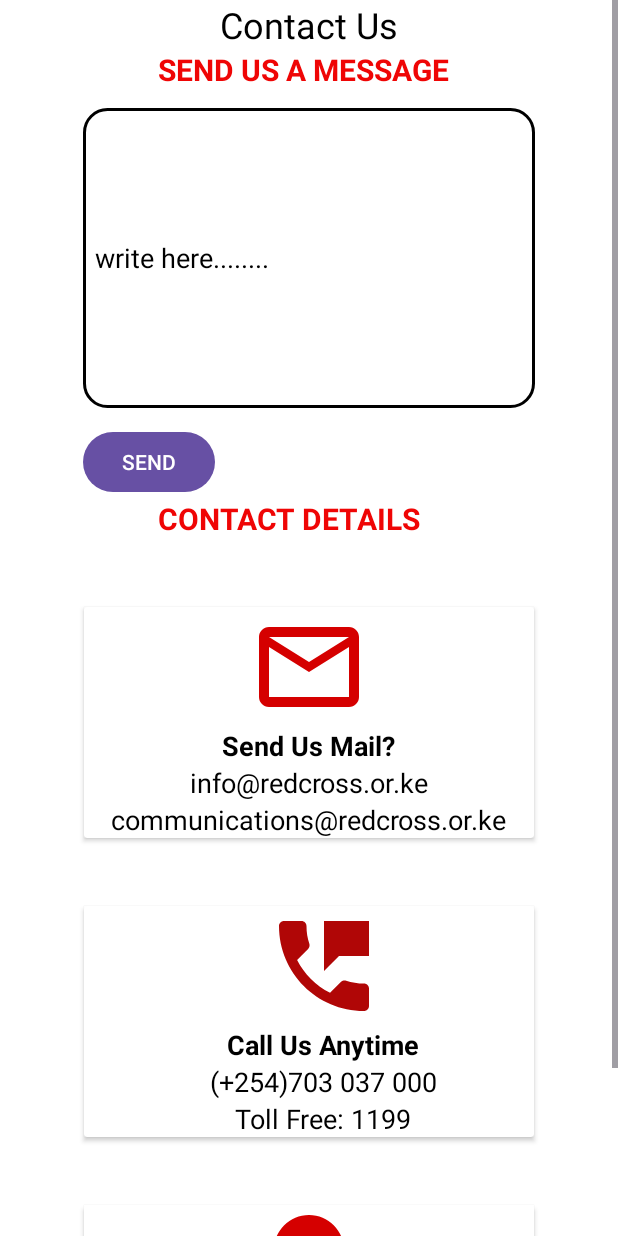
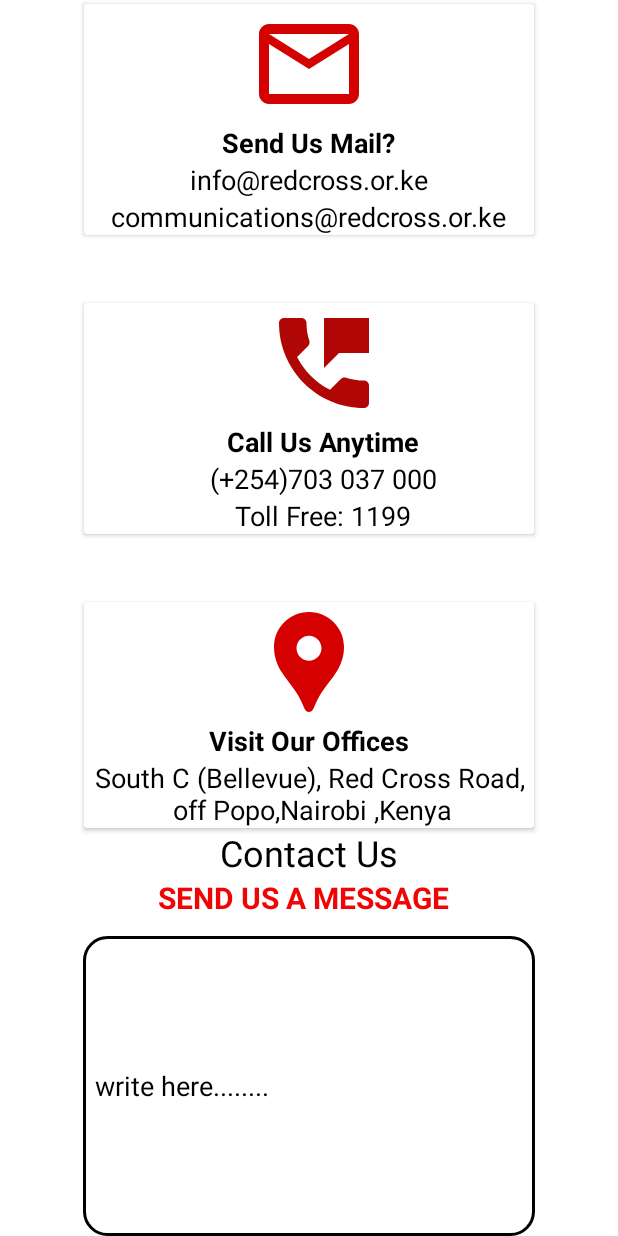
Before and after one commit to kiptoo-4141/KRCS-1, an Android app: the ContactUsActivity screen opened directly, with no data from a screen before it, on a phone screen of 412 x 824 dp. Run offline under Robolectric (Android 15) with nearby library versions, the phone set to English and light mode, and no system bars; our stand-ins replace Firebase (no records; nobody signed in at launch, a user with empty details on screens opened directly).

Commit message:
commit-1

```diff
--- a/app/src/main/AndroidManifest.xml
+++ b/app/src/main/AndroidManifest.xml
@@ -16,6 +16,12 @@
         android:supportsRtl="true"
         android:theme="@style/Theme.KenyaRedCross"
         tools:targetApi="31">
+        <activity
+            android:name=".activity.RequestedItemsActivity"
+            android:exported="false" />
+        <activity
+            android:name=".activity.ViewFeedbacksActivity"
+            android:exported="false" />
         <activity
             android:name=".activity.RequestItemsActivity"
             android:exported="false" />
--- a/app/src/main/java/com/kenyaredcross/activity/RequestItemsActivity.java
+++ b/app/src/main/java/com/kenyaredcross/activity/RequestItemsActivity.java
@@ -25,7 +25,7 @@ public class RequestItemsActivity extends AppCompatActivity {
     private RecyclerView recyclerView;
     private ItemAdapter adapter;
     private List<Item> itemList;
-    private String trainerEmail = "trainer@gmail.com"; // Get this dynamically from login session
+    private final String trainerEmail = "trainer@gmail.com"; // Get this dynamically from login session
 
     @Override
     protected void onCreate(Bundle savedInstanceState) {
--- a/app/src/main/java/com/kenyaredcross/adapters/ItemAdapter.java
+++ b/app/src/main/java/com/kenyaredcross/adapters/ItemAdapter.java
@@ -22,9 +22,9 @@ import com.kenyaredcross.domain_model.ItemRequest;
 import java.util.List;
 
 public class ItemAdapter extends RecyclerView.Adapter<ItemAdapter.ItemViewHolder> {
-    private Context context;
-    private List<Item> itemList;
-    private String trainerEmail;
+    private final Context context;
+    private final List<Item> itemList;
+    private final String trainerEmail;
 
     public ItemAdapter(Context context, List<Item> itemList, String trainerEmail) {
         this.context = context;
--- a/app/src/main/res/layout/activity_contact_us.xml
+++ b/app/src/main/res/layout/activity_contact_us.xml
@@ -12,131 +12,6 @@
         android:orientation="vertical"
         android:background="@color/white">
 
-        <TextView
-            android:layout_width="match_parent"
-            android:layout_height="wrap_content"
-            android:background="@drawable/background2"
-            android:text="@string/contact_us22"
-            android:textSize="24sp"
-            android:textColor="@color/black"
-            android:textAlignment="center"
-            android:paddingEnd="25dp"
-            android:paddingStart="25dp"
-            android:layout_marginEnd="25dp"
-            android:layout_marginStart="25dp"/>
-
-        <TextView
-            android:layout_width="match_parent"
-            android:layout_height="wrap_content"
-            android:text="SEND US A MESSAGE"
-            android:layout_marginLeft="105dp"
-            android:textSize="20sp"
-            android:textStyle="bold"
-            android:textColor="@color/red2"/>
-        <TextView
-            android:layout_width="match_parent"
-            android:layout_height="wrap_content"
-            android:text="Full Name"
-            android:textStyle="normal"
-            android:textColor="@color/black"
-            android:layout_marginLeft="55dp"
-            android:textSize="18sp"
-            android:visibility="gone"/>
-        <EditText
-            android:layout_width="match_parent"
-            android:layout_height="48dp"
-            android:id="@+id/contactFullName"
-            android:inputType="textPersonName"
-            android:layout_marginLeft="55dp"
-            android:layout_marginRight="55dp"
-            android:layout_marginTop="12dp"
-            android:textSize="18sp"
-            android:hint="Full Name"
-            android:padding="8dp"
-            android:textColor="@color/black"
-            android:textAppearance="@color/black"
-            android:background="@drawable/edittext_bg2"
-            android:visibility="gone"/>
-
-        <TextView
-            android:layout_width="match_parent"
-            android:layout_height="wrap_content"
-            android:text="Phone Number"
-            android:textStyle="normal"
-            android:textColor="@color/black"
-            android:layout_marginLeft="55dp"
-            android:textSize="18sp"
-            android:visibility="gone"/>
-        <EditText
-            android:layout_width="match_parent"
-            android:layout_height="48dp"
-            android:id="@+id/contactPhoneNumber"
-            android:inputType="phone"
-            android:hint="0795310625"
-            android:layout_marginLeft="55dp"
-            android:layout_marginRight="55dp"
-            android:layout_marginTop="12dp"
-            android:textSize="18sp"
-            android:padding="8dp"
-            android:textColor="@color/black"
-            android:textAppearance="@color/black"
-            android:background="@drawable/edittext_bg2"
-            android:visibility="gone"/>
-        <TextView
-            android:layout_width="match_parent"
-            android:layout_height="wrap_content"
-            android:text="Email Address"
-            android:textStyle="normal"
-            android:textColor="@color/black"
-            android:layout_marginLeft="55dp"
-            android:textSize="18sp"
-            android:visibility="gone"/>
-        <EditText
-            android:layout_width="match_parent"
-            android:layout_height="48dp"
-            android:id="@+id/contactEmail"
-            android:inputType="textEmailAddress"
-            android:layout_marginLeft="55dp"
-            android:hint="kiptoo@gmail.com"
-            android:layout_marginTop="12dp"
-            android:layout_marginRight="55dp"
-            android:textSize="18sp"
-            android:padding="8dp"
-            android:textColor="@color/black"
-            android:textAppearance="@color/black"
-            android:background="@drawable/edittext_bg2"
-            android:visibility="gone"/>
-        <TextView
-            android:layout_width="match_parent"
-            android:layout_height="wrap_content"
-            android:text="Message"
-            android:textStyle="normal"
-            android:textColor="@color/black"
-            android:layout_marginLeft="55dp"
-            android:textSize="18sp"
-            android:visibility="gone"/>
-        <EditText
-            android:layout_width="match_parent"
-            android:layout_height="200dp"
-            android:id="@+id/contactMessage"
-            android:inputType="text"
-            android:hint="write here........"
-            android:textColorHint="@color/black"
-            android:layout_marginLeft="55dp"
-            android:layout_marginTop="12dp"
-            android:layout_marginRight="55dp"
-            android:textSize="18sp"
-            android:padding="8dp"
-            android:textColor="@color/black"
-            android:textAppearance="@color/black"
-            android:background="@drawable/edittext_bg2"/>
-        <Button
-            android:layout_width="wrap_content"
-            android:layout_height="wrap_content"
-            android:text="SEND"
-            android:layout_marginLeft="55dp"
-            android:layout_marginTop="12dp"
-            android:id="@+id/contactSendMessage"/>
         <TextView
             android:layout_width="match_parent"
             android:layout_height="wrap_content"
@@ -281,6 +156,135 @@
             </LinearLayout>
         </androidx.cardview.widget.CardView>
 
+        <TextView
+            android:layout_width="match_parent"
+            android:layout_height="wrap_content"
+            android:background="@drawable/background2"
+            android:text="@string/contact_us22"
+            android:textSize="24sp"
+            android:textColor="@color/black"
+            android:textAlignment="center"
+            android:paddingEnd="25dp"
+            android:paddingStart="25dp"
+            android:layout_marginEnd="25dp"
+            android:layout_marginStart="25dp"/>
+
+        <TextView
+            android:layout_width="match_parent"
+            android:layout_height="wrap_content"
+            android:text="SEND US A MESSAGE"
+            android:layout_marginLeft="105dp"
+            android:textSize="20sp"
+            android:textStyle="bold"
+            android:textColor="@color/red2"/>
+        <TextView
+            android:layout_width="match_parent"
+            android:layout_height="wrap_content"
+            android:text="Full Name"
+            android:textStyle="normal"
+            android:textColor="@color/black"
+            android:layout_marginLeft="55dp"
+            android:textSize="18sp"
+            android:visibility="gone"/>
+        <EditText
+            android:layout_width="match_parent"
+            android:layout_height="48dp"
+            android:id="@+id/contactFullName"
+            android:inputType="textPersonName"
+            android:layout_marginLeft="55dp"
+            android:layout_marginRight="55dp"
+            android:layout_marginTop="12dp"
+            android:textSize="18sp"
+            android:hint="Full Name"
+            android:padding="8dp"
+            android:textColor="@color/black"
+            android:textAppearance="@color/black"
+            android:background="@drawable/edittext_bg2"
+            android:visibility="gone"/>
+
+        <TextView
+            android:layout_width="match_parent"
+            android:layout_height="wrap_content"
+            android:text="Phone Number"
+            android:textStyle="normal"
+            android:textColor="@color/black"
+            android:layout_marginLeft="55dp"
+            android:textSize="18sp"
+            android:visibility="gone"/>
+        <EditText
+            android:layout_width="match_parent"
+            android:layout_height="48dp"
+            android:id="@+id/contactPhoneNumber"
+            android:inputType="phone"
+            android:hint="0795310625"
+            android:layout_marginLeft="55dp"
+            android:layout_marginRight="55dp"
+            android:layout_marginTop="12dp"
+            android:textSize="18sp"
+            android:padding="8dp"
+            android:textColor="@color/black"
+            android:textAppearance="@color/black"
+            android:background="@drawable/edittext_bg2"
+            android:visibility="gone"/>
+        <TextView
+            android:layout_width="match_parent"
+            android:layout_height="wrap_content"
+            android:text="Email Address"
+            android:textStyle="normal"
+            android:textColor="@color/black"
+            android:layout_marginLeft="55dp"
+            android:textSize="18sp"
+            android:visibility="gone"/>
+        <EditText
+            android:layout_width="match_parent"
+            android:layout_height="48dp"
+            android:id="@+id/contactEmail"
+            android:inputType="textEmailAddress"
+            android:layout_marginLeft="55dp"
+            android:hint="kiptoo@gmail.com"
+            android:layout_marginTop="12dp"
+            android:layout_marginRight="55dp"
+            android:textSize="18sp"
+            android:padding="8dp"
+            android:textColor="@color/black"
+            android:textAppearance="@color/black"
+            android:background="@drawable/edittext_bg2"
+            android:visibility="gone"/>
+        <TextView
+            android:layout_width="match_parent"
+            android:layout_height="wrap_content"
+            android:text="Message"
+            android:textStyle="normal"
+            android:textColor="@color/black"
+            android:layout_marginLeft="55dp"
+            android:textSize="18sp"
+            android:visibility="gone"/>
+        <EditText
+            android:layout_width="match_parent"
+            android:layout_height="200dp"
+            android:id="@+id/contactMessage"
+            android:inputType="text"
+            android:hint="write here........"
+            android:textColorHint="@color/black"
+            android:layout_marginLeft="55dp"
+            android:layout_marginTop="12dp"
+            android:layout_marginRight="55dp"
+            android:textSize="18sp"
+            android:padding="8dp"
+            android:textColor="@color/black"
+            android:textAppearance="@color/black"
+            android:background="@drawable/edittext_bg2"/>
+        <Button
+            android:layout_width="wrap_content"
+            android:layout_height="wrap_content"
+            android:text="SEND"
+            android:layout_marginLeft="55dp"
+            android:layout_marginTop="12dp"
+            android:id="@+id/contactSendMessage"/>
+
+
+
+
     </LinearLayout>
 
 </ScrollView>
```
Also changed, not shown: app/src/main/java/com/kenyaredcross/activity/FeedbackActivity.java (+105 -23 lines), app/src/main/java/com/kenyaredcross/activity/OrganizationInventoryActivity.java (+11 -1 lines), app/src/main/java/com/kenyaredcross/activity/RequestedItemsActivity.java (added, +81 -0 lines), app/src/main/java/com/kenyaredcross/activity/ViewFeedbacksActivity.java (added, +26 -0 lines), app/src/main/java/com/kenyaredcross/adapters/RequestedItemsAdapter.java (added, +79 -0 lines), app/src/main/java/com/kenyaredcross/domain_model/RequestedItem.java (added, +49 -0 lines), app/src/main/res/layout/activity_feedback.xml (+15 -9 lines), app/src/main/res/layout/activity_organization_inventory.xml (+14 -0 lines), app/src/main/res/layout/activity_requested_items.xml (added, +17 -0 lines), app/src/main/res/layout/activity_view_feedbacks.xml (added, +10 -0 lines), app/src/main/res/layout/item_requested.xml (added, +14 -0 lines).
